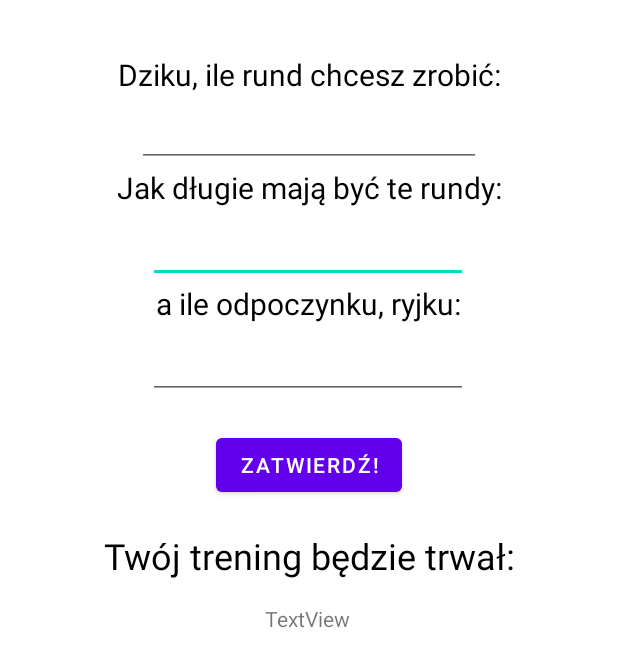
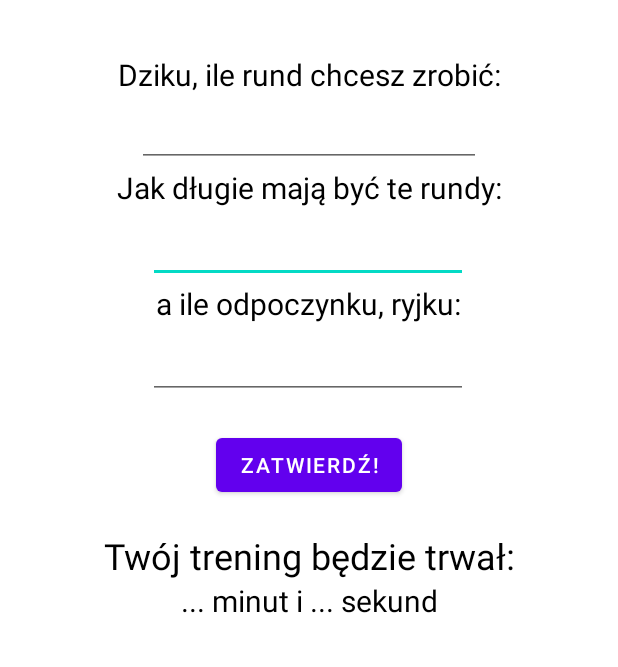
Before and after one commit to wszymon/Chudnij-dziku-, an Android app: the IntervalsActivity screen opened directly, with no data from a screen before it, after a tap on "ZATWIERDŹ!", on a phone screen of 412 x 824 dp. Shown: the top 667 px of the screen. Run offline under Robolectric (Android 15) with nearby library versions, the phone set to English and light mode, and no system bars.

Commit message:
commit before changes

```diff
--- a/app/src/main/java/com/example/chudnijdziku/ChudnijDziku.java
+++ b/app/src/main/java/com/example/chudnijdziku/ChudnijDziku.java
@@ -9,7 +9,9 @@ public class ChudnijDziku extends MainActivity {
     private String eatenKcalTextView;
     private String burnedKcalTextView;
     private String randomFactTextView;
+    private static int minute = 60;
 
+    public int getMinute() {return minute;}
 
     public int getEatenKcal() {
         return eatenKcal;
@@ -58,4 +60,5 @@ public class ChudnijDziku extends MainActivity {
     public void setRandomFactTextView(String randomFactTextView) {
         this.randomFactTextView = randomFactTextView;
     }
+
 }
--- a/app/src/main/java/com/example/chudnijdziku/IntervalsActivity.java
+++ b/app/src/main/java/com/example/chudnijdziku/IntervalsActivity.java
@@ -1,16 +1,8 @@
 package com.example.chudnijdziku;
 
 import android.os.Bundle;
-import android.view.View;
-import android.widget.Button;
-import android.widget.EditText;
-import android.widget.TextView;
 
 public class IntervalsActivity extends Intervals {
-
-    private EditText roundTime, breakTime, roundsNum;
-    private TextView sumTime;
-    private Button confirmButton;
 
     @Override
     protected void onCreate(Bundle savedInstanceState) {
@@ -19,25 +11,5 @@ public class IntervalsActivity extends Intervals {
 
     }
 
-    Intervals intervals = new Intervals();  //an Interval class instance for access to attributes and methods
 
-
-    public void ConfirmIntervalsProperties(View v){
-        //picking layout views
-        roundTime = (EditText)findViewById(R.id.roundTimeEditText);
-        breakTime = (EditText)findViewById(R.id.breakTimeEditText);
-        roundsNum = (EditText)findViewById(R.id.roundNumberEditText);
-        confirmButton = (Button)findViewById(R.id.confirmIntervalsPropertiesButton);
-        confirmButton.setOnClickListener(new View.OnClickListener() {
-            @Override
-            public void onClick(View view) {
-                intervals.setRoundTime(Integer.parseInt(roundTime.getText().toString()));//setting round time
-
-                intervals.setBreakTime(Integer.parseInt(breakTime.getText().toString()));//setting break time
-
-                intervals.setRoundsNumber(Integer.parseInt(roundsNum.getText().toString()));//setting rounds number
-
-            }
-        });
-    }
 }
--- a/app/src/main/res/layout/activity_intervals.xml
+++ b/app/src/main/res/layout/activity_intervals.xml
@@ -66,13 +66,13 @@
         app:layout_constraintTop_toBottomOf="@+id/confirmIntervalsPropertiesButton" />
 
     <TextView
-        android:id="@+id/textView4"
+        android:id="@+id/sumTimeTextView"
         android:layout_width="wrap_content"
         android:layout_height="wrap_content"
-        android:layout_marginTop="16dp"
-        android:text="TextView"
+        android:text="@string/sumIntervalTimeTextView"
+        android:textColor="@color/black"
+        android:textSize="20sp"
         app:layout_constraintEnd_toEndOf="parent"
-        app:layout_constraintHorizontal_bias="0.498"
         app:layout_constraintStart_toStartOf="parent"
         app:layout_constraintTop_toBottomOf="@+id/sumIntervalsTimeTextView" />
 
@@ -81,7 +81,7 @@
         android:layout_width="wrap_content"
         android:layout_height="wrap_content"
         android:layout_marginTop="20dp"
-        android:onClick="ConfirmIntervalsProperties"
+        android:onClick="procedure"
         android:text="@string/confirmIntervalsPropertiesButton"
         app:layout_constraintEnd_toEndOf="parent"
         app:layout_constraintStart_toStartOf="parent"
```
Also changed, not shown: app/src/main/java/com/example/chudnijdziku/Intervals.java (+82 -14 lines).
